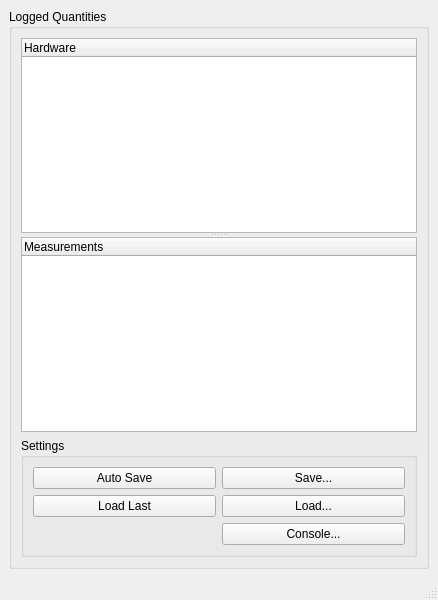
Qt form base_app/base_microscope_app.ui (vfolfbt7330jordanjacobs/ScopeFoundry) before a commit.
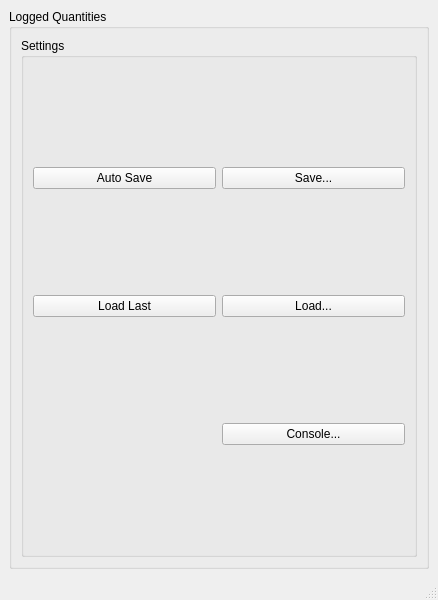
The same form after that commit.

Commit message: [logged_quantity.tree] generalizes tree building from treeable objects (BaseApp, Hardware, Measurement).

The edit to the form file:
```diff
--- a/base_app/base_microscope_app.ui
+++ b/base_app/base_microscope_app.ui
@@ -23,28 +23,7 @@
       <property name="title">
        <string>Logged Quantities</string>
       </property>
-      <layout class="QVBoxLayout" name="verticalLayout">
-       <item>
-        <widget class="QSplitter" name="splitter">
-         <property name="orientation">
-          <enum>Qt::Vertical</enum>
-         </property>
-         <widget class="QTreeWidget" name="hardware_treeWidget">
-          <column>
-           <property name="text">
-            <string>Hardware</string>
-           </property>
-          </column>
-         </widget>
-         <widget class="QTreeWidget" name="measurements_treeWidget">
-          <column>
-           <property name="text">
-            <string>Measurements</string>
-           </property>
-          </column>
-         </widget>
-        </widget>
-       </item>
+      <layout class="QVBoxLayout" name="tree_layout">
        <item>
         <widget class="QGroupBox" name="settings_groupBox">
          <property name="title">
```
Left out of the diff: 2 changed lines with no effect on the pictures. The commit also changes 13 other files.
